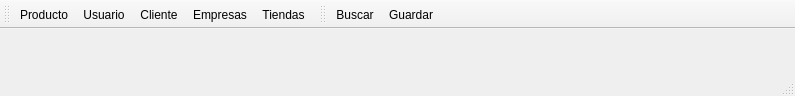
Qt form mainwindow.ui (benArambide/ProyFinal-IS2) before a commit.
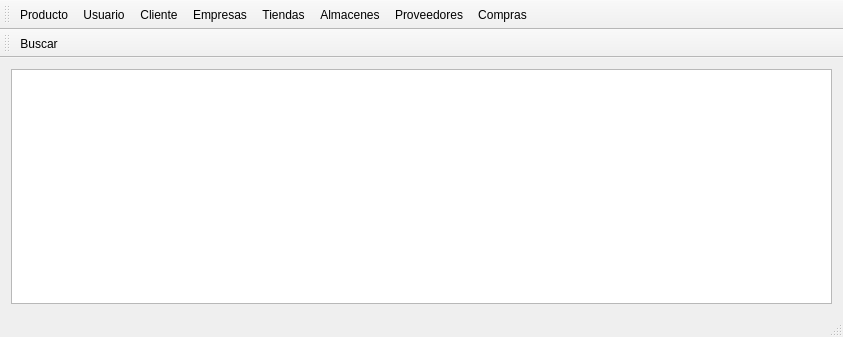
The same form after that commit. Icons and pictures are not drawn.

Diff of the .ui file:
```diff
--- a/mainwindow.ui
+++ b/mainwindow.ui
@@ -6,8 +6,8 @@
    <rect>
     <x>0</x>
     <y>0</y>
-    <width>795</width>
-    <height>96</height>
+    <width>843</width>
+    <height>337</height>
    </rect>
   </property>
   <property name="windowTitle">
@@ -27,7 +27,11 @@
    <enum>Qt::ToolButtonTextBesideIcon</enum>
   </property>
   <widget class="QWidget" name="centralWidget">
-   <layout class="QGridLayout" name="gridLayout"/>
+   <layout class="QGridLayout" name="gridLayout">
+    <item row="0" column="0">
+     <widget class="QTableView" name="test"/>
+    </item>
+   </layout>
   </widget>
   <widget class="QToolBar" name="toolBar_modulos">
    <property name="windowTitle">
@@ -53,6 +57,9 @@
    <addaction name="actionCliente"/>
    <addaction name="actionEmpresas"/>
    <addaction name="actionTiendas"/>
+   <addaction name="actionAlmacen"/>
+   <addaction name="actionProveedores"/>
+   <addaction name="actionCompras"/>
   </widget>
   <widget class="QStatusBar" name="statusBar">
    <property name="cursor">
@@ -73,10 +80,9 @@
     <enum>TopToolBarArea</enum>
    </attribute>
    <attribute name="toolBarBreak">
-    <bool>false</bool>
+    <bool>true</bool>
    </attribute>
    <addaction name="actionBuscar"/>
-   <addaction name="actionGuardar"/>
   </widget>
   <action name="actionProducto">
    <property name="icon">
@@ -159,7 +165,7 @@
   <action name="actionTiendas">
    <property name="icon">
     <iconset resource="Icons/Icons.qrc">
-     <normaloff>:/Icons/autoship.png</normaloff>:/Icons/autoship.png</iconset>
+     <normaloff>:/Icons/1354299865_rssshop.png</normaloff>:/Icons/1354299865_rssshop.png</iconset>
    </property>
    <property name="text">
     <string>Tiendas</string>
@@ -186,19 +192,37 @@
     <string>Ctrl+V</string>
    </property>
   </action>
-  <action name="actionGuardar">
+  <action name="actionAlmacen">
    <property name="icon">
     <iconset resource="Icons/Icons.qrc">
-     <normaloff>:/Icons/1349716356_save.png</normaloff>:/Icons/1349716356_save.png</iconset>
+     <normaloff>:/Icons/file-roller.png</normaloff>:/Icons/file-roller.png</iconset>
    </property>
    <property name="text">
-    <string>Guardar</string>
+    <string>Almacenes</string>
    </property>
-   <property name="toolTip">
-    <string>Guardar el registro en edición</string>
+  </action>
+  <action name="actionProveedores">
+   <property name="icon">
+    <iconset resource="Icons/Icons.qrc">
+     <normaloff>:/Icons/autoship.png</normaloff>:/Icons/autoship.png</iconset>
    </property>
+   <property name="text">
+    <string>Proveedores</string>
+   </property>
    <property name="shortcut">
-    <string>Ctrl+G</string>
+    <string>Ctrl+D</string>
+   </property>
+  </action>
+  <action name="actionCompras">
+   <property name="icon">
+    <iconset resource="Icons/Icons.qrc">
+     <normaloff>:/Icons/shopping-cart_basic_blue.png</normaloff>:/Icons/shopping-cart_basic_blue.png</iconset>
+   </property>
+   <property name="text">
+    <string>Compras</string>
+   </property>
+   <property name="shortcut">
+    <string>Ctrl+C</string>
    </property>
   </action>
  </widget>
```
